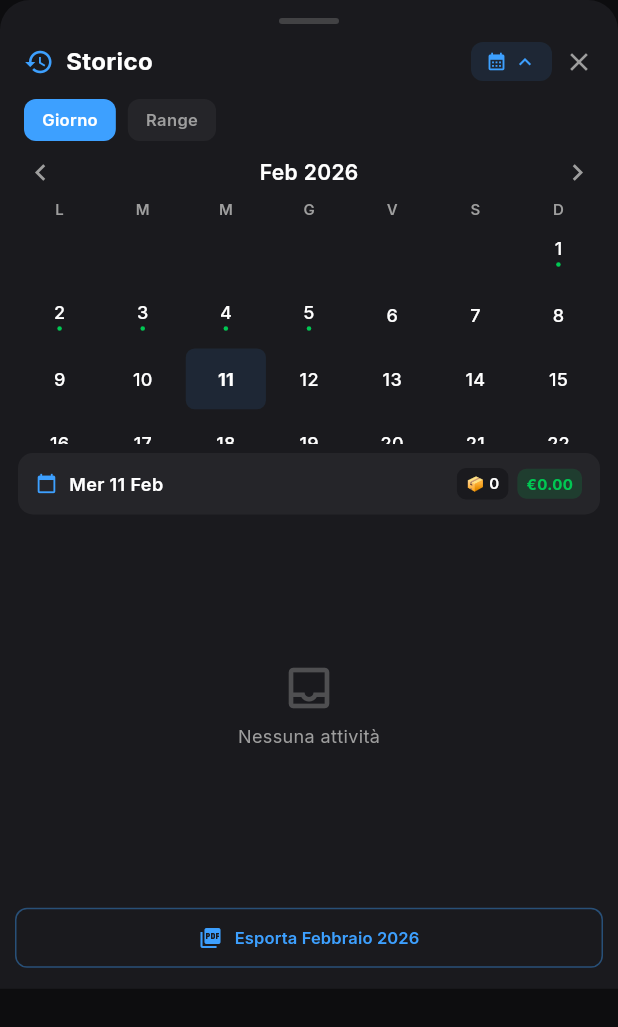
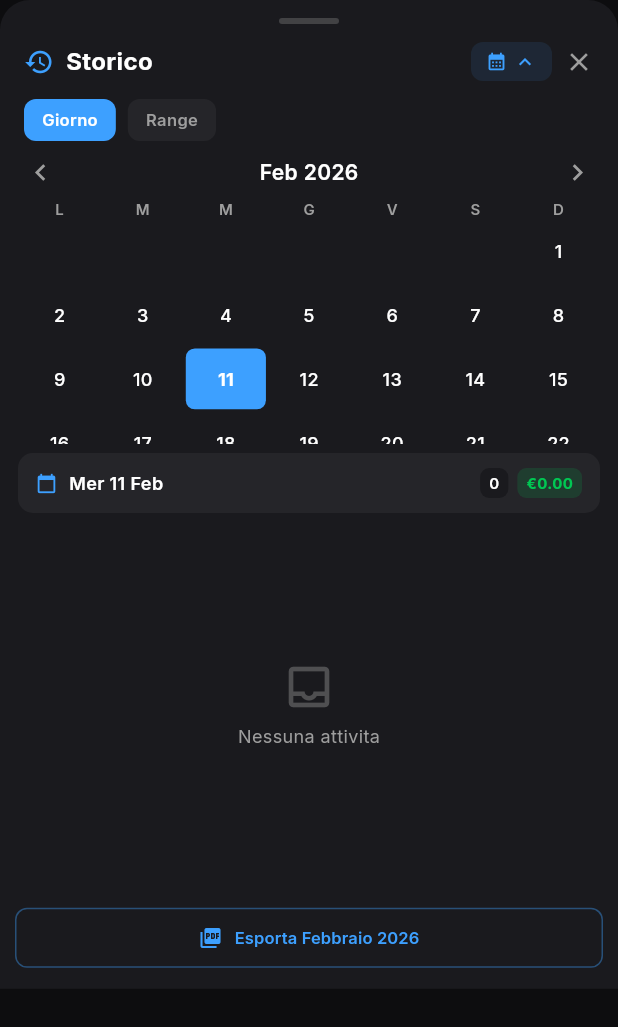
Before and after one commit to creamoj-ai/dloop_rider_prototype, a Flutter app: the HistoryBottomSheet widget shown alone on an empty page, opened directly, on a phone screen of 412 x 824 dp. Shown: the top 1027 px of the screen. Run offline on Flutter 3.47's test engine with Material 3 defaults, Android fonts, the phone set to English and light mode, and no system bars; our stand-ins replace firebase_core, firebase_messaging, flutter_dotenv, flutter_local_notifications, flutter_map, flutter_riverpod and 8 more; accounts and stored records are empty.

Commit message:
Wire entire Guadagni screen to real Supabase transactions data
Replace all hardcoded/mock data in Money screen with real-time
Supabase transactions via new transactions_provider.dart.

Co-Authored-By: Claude Opus 4.6 <noreply@anthropic.com>

```diff
--- a/lib/screens/money/widgets/history_bottom_sheet.dart
+++ b/lib/screens/money/widgets/history_bottom_sheet.dart
@@ -1,8 +1,11 @@
 import 'package:flutter/material.dart';
+import 'package:flutter_riverpod/flutter_riverpod.dart';
 import 'package:google_fonts/google_fonts.dart';
 import '../../../theme/tokens.dart';
+import '../../../models/earning.dart';
+import '../../../providers/transactions_provider.dart';
 
-class HistoryBottomSheet extends StatefulWidget {
+class HistoryBottomSheet extends ConsumerStatefulWidget {
   const HistoryBottomSheet({super.key});
 
   static void show(BuildContext context) {
@@ -15,10 +18,10 @@ class HistoryBottomSheet extends StatefulWidget {
   }
 
   @override
-  State<HistoryBottomSheet> createState() => _HistoryBottomSheetState();
+  ConsumerState<HistoryBottomSheet> createState() => _HistoryBottomSheetState();
 }
 
-class _HistoryBottomSheetState extends State<HistoryBottomSheet> {
+class _HistoryBottomSheetState extends ConsumerState<HistoryBottomSheet> {
   DateTime? _startDate;
   DateTime? _endDate;
   int _selectedMonth = DateTime.now().month;
@@ -26,60 +29,39 @@ class _HistoryBottomSheetState extends State<HistoryBottomSheet> {
   bool _isCalendarExpanded = true;
   bool _isRangeMode = false;
 
-  // Mock data per demo
-  final Map<String, List<_DayActivity>> _mockData = {
-    '2026-02-05': [
-      _DayActivity('09:32', 'Pizzeria Mario', 'Via Roma 15', 4.50, 'earn'),
-      _DayActivity('10:15', 'Sushi Zen', 'C.so Italia 8', 5.80, 'earn'),
-      _DayActivity('10:58', "McDonald's", 'P.za Duomo 1', 3.90, 'earn'),
-      _DayActivity('12:30', 'Comm. Network', 'Marco R.', 2.50, 'network'),
-      _DayActivity('14:20', 'Burger King', 'Via Padova 22', 4.20, 'earn'),
-      _DayActivity('15:45', 'Market Sale', 'Energy Box', 15.00, 'market'),
-      _DayActivity('17:10', 'Poke House', 'Via Torino 8', 5.50, 'earn'),
-    ],
-    '2026-02-04': [
-      _DayActivity('10:00', 'KFC', 'C.so Buenos Aires', 4.80, 'earn'),
-      _DayActivity('11:30', 'Pizza Hut', 'Via Montenapoleone', 5.20, 'earn'),
-      _DayActivity('13:00', 'Comm. Network', 'Anna V.', 3.00, 'network'),
-      _DayActivity('15:00', 'Market Sale', 'Protein Bar', 18.00, 'market'),
-    ],
-    '2026-02-03': [
-      _DayActivity('09:00', 'Starbucks', 'P.za Cordusio', 3.50, 'earn'),
-      _DayActivity('10:30', 'Domino\'s', 'Via Dante', 4.90, 'earn'),
-      _DayActivity('12:00', 'Five Guys', 'C.so Vittorio Emanuele', 6.20, 'earn'),
-    ],
-    '2026-02-02': [
-      _DayActivity('11:00', 'Roadhouse', 'Via Larga', 5.00, 'earn'),
-      _DayActivity('14:00', 'Old Wild West', 'C.so Como', 4.50, 'earn'),
-    ],
-    '2026-02-01': [
-      _DayActivity('09:30', 'Eataly', 'P.za XXV Aprile', 6.80, 'earn'),
-      _DayActivity('12:00', 'Comm. Network', 'Luigi B.', 4.00, 'network'),
-    ],
-  };
-
   @override
   void initState() {
     super.initState();
     _startDate = DateTime.now();
   }
 
-  List<_DayActivity> get _activitiesForSelection {
-    List<_DayActivity> all = [];
+  /// Group all transactions by date key, filtered to selection
+  List<Earning> get _activitiesForSelection {
+    final allTxs = ref.read(allTransactionsProvider);
 
     if (_isRangeMode && _startDate != null && _endDate != null) {
-      // Range mode
-      for (var date = _startDate!; !date.isAfter(_endDate!); date = date.add(const Duration(days: 1))) {
-        final key = _dateKey(date);
-        all.addAll(_mockData[key] ?? []);
-      }
+      final startDay = DateTime(_startDate!.year, _startDate!.month, _startDate!.day);
+      final endDay = DateTime(_endDate!.year, _endDate!.month, _endDate!.day, 23, 59, 59);
+      return allTxs.where((t) =>
+        t.dateTime.isAfter(startDay.subtract(const Duration(seconds: 1))) &&
+        t.dateTime.isBefore(endDay.add(const Duration(seconds: 1)))
+      ).toList();
     } else if (_startDate != null) {
-      // Single day mode
-      final key = _dateKey(_startDate!);
-      all = _mockData[key] ?? [];
+      final dayStart = DateTime(_startDate!.year, _startDate!.month, _startDate!.day);
+      final dayEnd = dayStart.add(const Duration(days: 1));
+      return allTxs.where((t) =>
+        t.dateTime.isAfter(dayStart.subtract(const Duration(seconds: 1))) &&
+        t.dateTime.isBefore(dayEnd)
+      ).toList();
     }
 
-    return all;
+    return [];
+  }
+
+  /// Get set of date keys that have transactions (for calendar dots)
+  Set<String> get _datesWithData {
+    final allTxs = ref.read(allTransactionsProvider);
+    return allTxs.map((t) => _dateKey(t.dateTime)).toSet();
   }
 
   String _dateKey(DateTime date) {
@@ -91,7 +73,7 @@ class _HistoryBottomSheetState extends State<HistoryBottomSheet> {
   }
 
   int get _ordersForSelection {
-    return _activitiesForSelection.where((a) => a.type == 'earn').length;
+    return _activitiesForSelection.where((a) => a.type == EarningType.delivery).length;
   }
 
   int get _daysInSelection {
@@ -112,25 +94,29 @@ class _HistoryBottomSheetState extends State<HistoryBottomSheet> {
           } else {
             _endDate = date;
           }
-          _isCalendarExpanded = false; // Chiudi dopo selezione range
+          _isCalendarExpanded = false;
         }
       } else {
         _startDate = date;
         _endDate = null;
-        _isCalendarExpanded = false; // Chiudi dopo selezione singola
+        _isCalendarExpanded = false;
       }
     });
   }
 
   bool _isInRange(DateTime date) {
     if (_startDate == null) return false;
-    if (_endDate == null) return date == _startDate;
+    if (_endDate == null) {
+      return date.year == _startDate!.year && date.month == _startDate!.month && date.day == _startDate!.day;
+    }
     return !date.isBefore(_startDate!) && !date.isAfter(_endDate!);
   }
 
   @override
   Widget build(BuildContext context) {
     final cs = Theme.of(context).colorScheme;
+    // Watch to trigger rebuilds on new transactions
+    ref.watch(allTransactionsProvider);
 
     return Container(
       height: MediaQuery.of(context).size.height * 0.8,
@@ -173,11 +159,10 @@ class _HistoryBottomSheetState extends State<HistoryBottomSheet> {
       padding: const EdgeInsets.fromLTRB(16, 12, 16, 8),
       child: Row(
         children: [
-          Icon(Icons.history, color: AppColors.routeBlue, size: 20),
+          const Icon(Icons.history, color: AppColors.routeBlue, size: 20),
           const SizedBox(width: 8),
           Text('Storico', style: GoogleFonts.inter(fontSize: 16, fontWeight: FontWeight.w700, color: cs.onSurface)),
           const Spacer(),
-          // Toggle calendario
           GestureDetector(
             onTap: () => setState(() => _isCalendarExpanded = !_isCalendarExpanded),
             child: Container(
@@ -189,7 +174,7 @@ class _HistoryBottomSheetState extends State<HistoryBottomSheet> {
               child: Row(
                 mainAxisSize: MainAxisSize.min,
                 children: [
-                  Icon(Icons.calendar_month, size: 14, color: AppColors.routeBlue),
+                  const Icon(Icons.calendar_month, size: 14, color: AppColors.routeBlue),
                   const SizedBox(width: 4),
                   Icon(
                     _isCalendarExpanded ? Icons.keyboard_arrow_up : Icons.keyboard_arrow_down,
@@ -300,6 +285,7 @@ class _HistoryBottomSheetState extends State<HistoryBottomSheet> {
     final firstDay = DateTime(_selectedYear, _selectedMonth, 1);
     final lastDay = DateTime(_selectedYear, _selectedMonth + 1, 0);
     final startWeekday = (firstDay.weekday - 1) % 7;
+    final datesWithData = _datesWithData;
 
     List<Widget> dayWidgets = [];
 
@@ -313,7 +299,7 @@ class _HistoryBottomSheetState extends State<HistoryBottomSheet> {
       final isStart = _startDate != null && date.year == _startDate!.year && date.month == _startDate!.month && date.day == _startDate!.day;
       final isEnd = _endDate != null && date.year == _endDate!.year && date.month == _endDate!.month && date.day == _endDate!.day;
       final isToday = date.day == DateTime.now().day && date.month == DateTime.now().month && date.year == DateTime.now().year;
-      final hasData = _mockData.containsKey(_dateKey(date));
+      final hasData = datesWithData.contains(_dateKey(date));
 
       dayWidgets.add(
         GestureDetector(
@@ -388,7 +374,7 @@ class _HistoryBottomSheetState extends State<HistoryBottomSheet> {
         ),
         child: Row(
           children: [
-            Icon(Icons.calendar_today, size: 14, color: AppColors.routeBlue),
+            const Icon(Icons.calendar_today, size: 14, color: AppColors.routeBlue),
             const SizedBox(width: 8),
             Text(dateLabel, style: GoogleFonts.inter(fontSize: 12, fontWeight: FontWeight.w600, color: cs.onSurface)),
             if (_isRangeMode && _daysInSelection > 1) ...[
@@ -403,13 +389,13 @@ class _HistoryBottomSheetState extends State<HistoryBottomSheet> {
             Container(
               padding: const EdgeInsets.symmetric(horizontal: 6, vertical: 3),
               decoration: BoxDecoration(color: cs.surface, borderRadius: BorderRadius.circular(6)),
-              child: Text('📦 $_ordersForSelection', style: GoogleFonts.inter(fontSize: 10, fontWeight: FontWeight.w600, color: cs.onSurface)),
+              child: Text('$_ordersForSelection', style: GoogleFonts.inter(fontSize: 10, fontWeight: FontWeight.w600, color: cs.onSurface)),
             ),
             const SizedBox(width: 6),
             Container(
               padding: const EdgeInsets.symmetric(horizontal: 6, vertical: 3),
               decoration: BoxDecoration(color: AppColors.earningsGreen.withValues(alpha: 0.15), borderRadius: BorderRadius.circular(6)),
-              child: Text('€${_totalForSelection.toStringAsFixed(2)}', style: GoogleFonts.inter(fontSize: 10, fontWeight: FontWeight.w700, color: AppColors.earningsGreen)),
+              child: Text('\u20AC${_totalForSelection.toStringAsFixed(2)}', style: GoogleFonts.inter(fontSize: 10, fontWeight: FontWeight.w700, color: AppColors.earningsGreen)),
             ),
           ],
         ),
@@ -427,7 +413,7 @@ class _HistoryBottomSheetState extends State<HistoryBottomSheet> {
           children: [
             Icon(Icons.inbox_outlined, size: 36, color: cs.onSurfaceVariant.withValues(alpha: 0.4)),
             const SizedBox(height: 6),
-            Text('Nessuna attività', style: GoogleFonts.inter(fontSize: 12, color: cs.onSurfaceVariant)),
+            Text('Nessuna attivita', style: GoogleFonts.inter(fontSize: 12, color: cs.onSurfaceVariant)),
           ],
         ),
       );
@@ -440,9 +426,14 @@ class _HistoryBottomSheetState extends State<HistoryBottomSheet> {
     );
   }
 
-  Widget _buildActivityTile(_DayActivity a, ColorScheme cs) {
-    final color = a.type == 'earn' ? AppColors.routeBlue : a.type == 'network' ? AppColors.bonusPurple : AppColors.turboOrange;
-    final icon = a.type == 'earn' ? Icons.delivery_dining : a.type == 'network' ? Icons.people : Icons.storefront;
+  Widget _buildActivityTile(Earning tx, ColorScheme cs) {
+    final color = tx.type == EarningType.delivery ? AppColors.routeBlue
+        : tx.type == EarningType.network ? AppColors.bonusPurple
+        : AppColors.turboOrange;
+    final icon = tx.type == EarningType.delivery ? Icons.delivery_dining
+        : tx.type == EarningType.network ? Icons.people
+        : Icons.storefront;
+    final time = '${tx.dateTime.hour.toString().padLeft(2, '0')}:${tx.dateTime.minute.toString().padLeft(2, '0')}';
 
     return Container(
       margin: const EdgeInsets.only(bottom: 5),
@@ -450,7 +441,7 @@ class _HistoryBottomSheetState extends State<HistoryBottomSheet> {
       decoration: BoxDecoration(color: cs.surfaceContainerHighest.withValues(alpha: 0.5), borderRadius: BorderRadius.circular(8)),
       child: Row(
         children: [
-          SizedBox(width: 36, child: Text(a.time, style: GoogleFonts.inter(fontSize: 10, color: cs.onSurfaceVariant))),
+          SizedBox(width: 36, child: Text(time, style: GoogleFonts.inter(fontSize: 10, color: cs.onSurfaceVariant))),
           Container(
             padding: const EdgeInsets.all(4),
             decoration: BoxDecoration(color: color.withValues(alpha: 0.15), borderRadius: BorderRadius.circular(5)),
@@ -461,12 +452,17 @@ class _HistoryBottomSheetState extends State<HistoryBottomSheet> {
             child: Column(
               crossAxisAlignment: CrossAxisAlignment.start,
               children: [
-                Text(a.title, style: GoogleFonts.inter(fontSize: 11, fontWeight: FontWeight.w600, color: cs.onSurface), maxLines: 1, overflow: TextOverflow.ellipsis),
-                Text(a.subtitle, style: GoogleFonts.inter(fontSize: 9, color: cs.onSurfaceVariant), maxLines: 1, overflow: TextOverflow.ellipsis),
+                Text(tx.description, style: GoogleFonts.inter(fontSize: 11, fontWeight: FontWeight.w600, color: cs.onSurface), maxLines: 1, overflow: TextOverflow.ellipsis),
+                Text(
+                  tx.type == EarningType.delivery ? 'Consegna'
+                      : tx.type == EarningType.network ? 'Network'
+                      : 'Market',
+                  style: GoogleFonts.inter(fontSize: 9, color: cs.onSurfaceVariant),
+                ),
               ],
             ),
           ),
-          Text('€${a.amount.toStringAsFixed(2)}', style: GoogleFonts.inter(fontSize: 11, fontWeight: FontWeight.w700, color: AppColors.earningsGreen)),
+          Text('\u20AC${tx.amount.toStringAsFixed(2)}', style: GoogleFonts.inter(fontSize: 11, fontWeight: FontWeight.w700, color: AppColors.earningsGreen)),
         ],
       ),
     );
@@ -487,7 +483,7 @@ class _HistoryBottomSheetState extends State<HistoryBottomSheet> {
             onPressed: () {
               Navigator.pop(context);
               ScaffoldMessenger.of(context).showSnackBar(
-                SnackBar(content: Text('Export PDF in arrivo...'), backgroundColor: AppColors.routeBlue),
+                const SnackBar(content: Text('Export PDF in arrivo...'), backgroundColor: AppColors.routeBlue),
               );
             },
             icon: const Icon(Icons.picture_as_pdf, size: 16),
@@ -504,12 +500,3 @@ class _HistoryBottomSheetState extends State<HistoryBottomSheet> {
     );
   }
 }
-
-class _DayActivity {
-  final String time;
-  final String title;
-  final String subtitle;
-  final double amount;
-  final String type;
-  _DayActivity(this.time, this.title, this.subtitle, this.amount, this.type);
-}
```
Also changed, not shown: lib/providers/transactions_provider.dart (added, +126 -0 lines), lib/screens/money/money_screen.dart (+91 -27 lines), lib/screens/money/widgets/balance_hero.dart (+60 -63 lines), lib/screens/money/widgets/income_streams.dart (+45 -10 lines), lib/screens/money/widgets/recent_activity.dart (+48 -21 lines).
